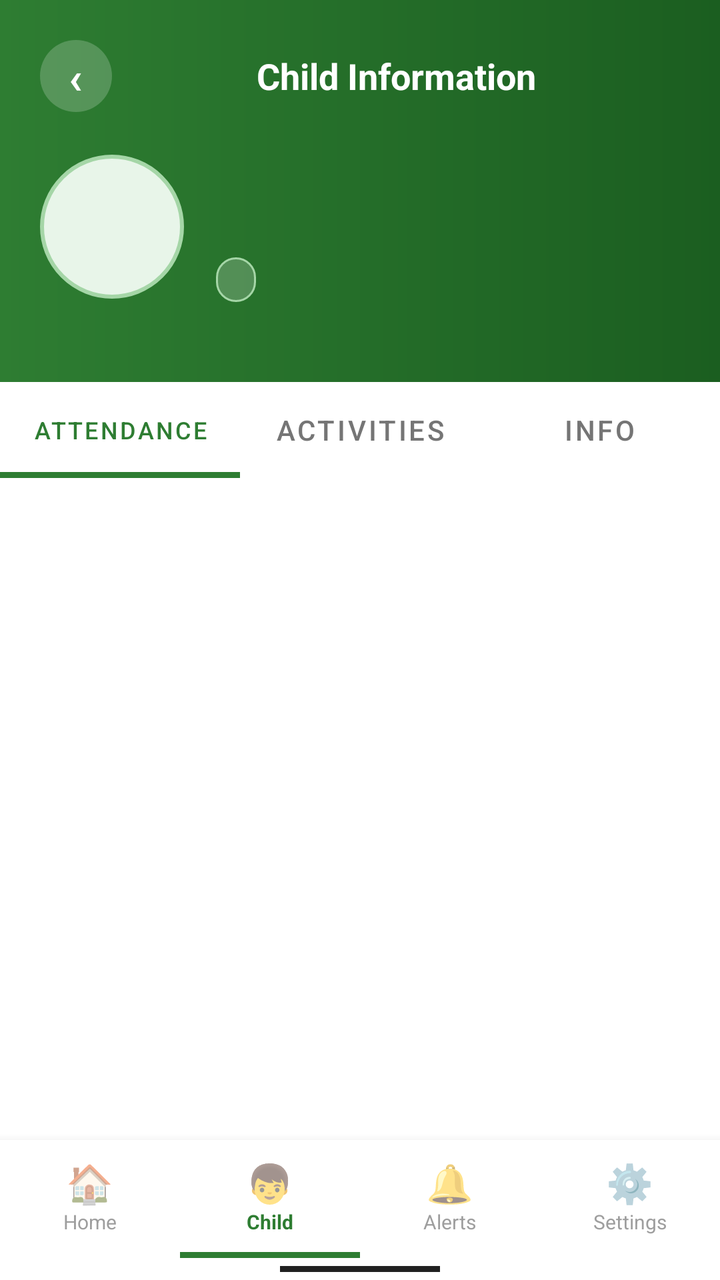
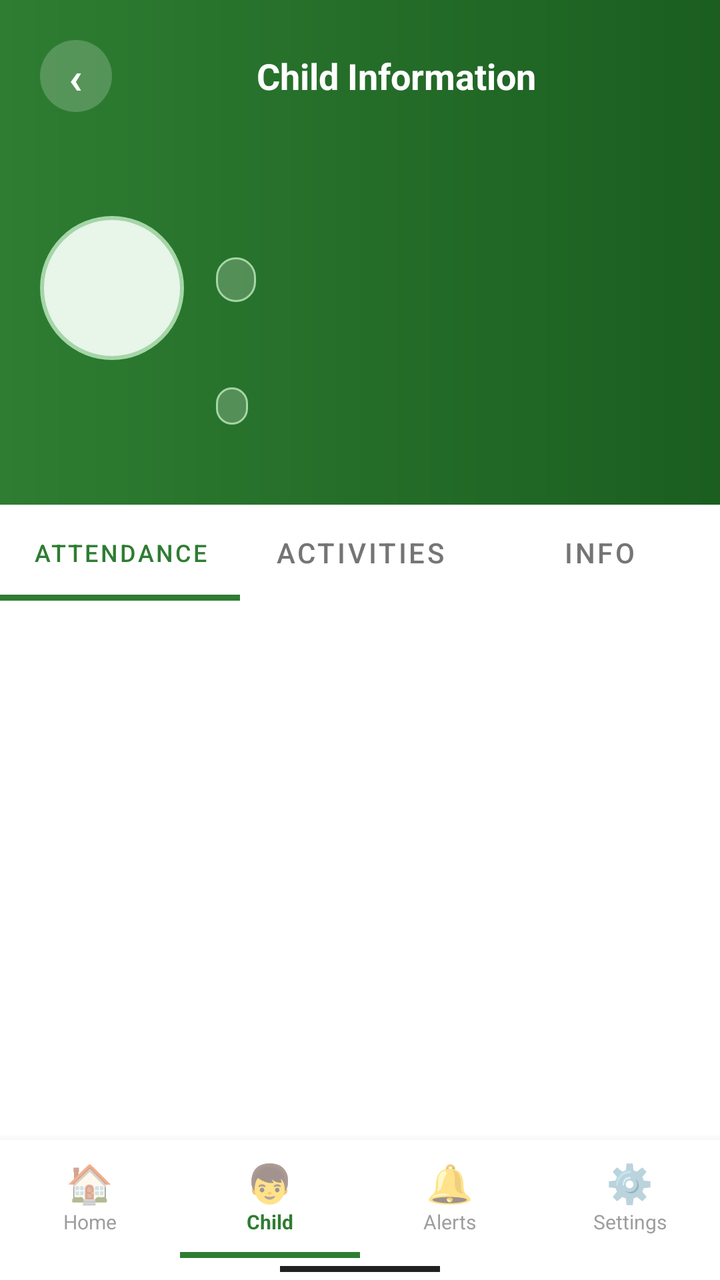

Two renders of the same Android screen: before a commit and after it. Below are the layout's source before the change and the commit's diff.
<!-- AndroidManifest.xml: application theme Theme.AlamadaChildMonitor -->
<!-- res/layout/activity_child_detail.xml -->
<?xml version="1.0" encoding="utf-8"?>
<LinearLayout
    xmlns:android="http://schemas.android.com/apk/res/android"
    xmlns:app="http://schemas.android.com/apk/res-auto"
    android:layout_width="match_parent"
    android:layout_height="match_parent"
    android:orientation="vertical"
    android:background="#F5F5F5">

    
    <LinearLayout
        android:layout_width="match_parent"
        android:layout_height="wrap_content"
        android:background="@drawable/header_green_gradient"
        android:orientation="vertical"
        android:padding="20dp"
        android:paddingTop="36dp"
        android:paddingBottom="0dp">

        
        <LinearLayout
            android:layout_width="match_parent"
            android:layout_height="wrap_content"
            android:orientation="horizontal"
            android:gravity="center_vertical"
            android:layout_marginBottom="20dp">

            <LinearLayout
                android:id="@+id/btn_back"
                android:layout_width="36dp"
                android:layout_height="36dp"
                android:background="@drawable/circle_white_20_bg"
                android:gravity="center"
                android:clickable="true"
                android:focusable="true">
                <TextView
                    android:layout_width="wrap_content"
                    android:layout_height="wrap_content"
                    android:text="‹"
                    android:textColor="#FFFFFF"
                    android:textSize="22sp"
                    android:textStyle="bold"/>
            </LinearLayout>

            <TextView
                android:layout_width="0dp"
                android:layout_height="wrap_content"
                android:layout_weight="1"
                android:text="Child Information"
                android:textColor="#FFFFFF"
                android:textSize="18sp"
                android:textStyle="bold"
                android:gravity="center"/>

            
            <LinearLayout
                android:id="@+id/btn_switch_child"
                android:layout_width="wrap_content"
                android:layout_height="36dp"
                android:background="@drawable/circle_white_20_bg"
                android:gravity="center"
                android:paddingStart="10dp"
                android:paddingEnd="10dp"
                android:clickable="true"
                android:focusable="true"
                android:visibility="gone">
                <TextView
                    android:layout_width="wrap_content"
                    android:layout_height="wrap_content"
                    android:text="Switch"
                    android:textColor="#FFFFFF"
                    android:textSize="11sp"
                    android:textStyle="bold"/>
            </LinearLayout>
        </LinearLayout>

        
        <LinearLayout
            android:layout_width="match_parent"
            android:layout_height="wrap_content"
            android:orientation="horizontal"
            android:gravity="center_vertical"
            android:layout_marginBottom="20dp">

            
            <FrameLayout
                android:layout_width="72dp"
                android:layout_height="72dp"
                android:layout_marginEnd="16dp">

                <ImageView
                    android:id="@+id/iv_photo"
                    android:layout_width="72dp"
                    android:layout_height="72dp"
                    android:background="@drawable/circle_avatar_bg"
                    android:scaleType="centerCrop"
                    android:visibility="gone"/>

                <TextView
                    android:id="@+id/tv_photo_initial"
                    android:layout_width="72dp"
                    android:layout_height="72dp"
                    android:gravity="center"
                    android:background="@drawable/circle_avatar_bg"
                    android:textColor="@color/primary"
                    android:textSize="28sp"
                    android:textStyle="bold"/>
            </FrameLayout>

            
            <LinearLayout
                android:layout_width="0dp"
                android:layout_height="wrap_content"
                android:layout_weight="1"
                android:orientation="vertical">

                <TextView
                    android:id="@+id/tv_name"
                    android:layout_width="wrap_content"
                    android:layout_height="wrap_content"
                    android:textColor="#FFFFFF"
                    android:textSize="20sp"
                    android:textStyle="bold"/>

                <TextView
                    android:id="@+id/tv_age"
                    android:layout_width="wrap_content"
                    android:layout_height="wrap_content"
                    android:textColor="#A5D6A7"
                    android:textSize="13sp"
                    android:layout_marginTop="2dp"/>

                
                <TextView
                    android:id="@+id/tv_diagnosis"
                    android:layout_width="wrap_content"
                    android:layout_height="wrap_content"
                    android:textColor="#E8F5E9"
                    android:textSize="12sp"
                    android:textStyle="bold"
                    android:background="@drawable/badge_outline_white"
                    android:paddingStart="10dp"
                    android:paddingEnd="10dp"
                    android:paddingTop="3dp"
                    android:paddingBottom="3dp"
                    android:layout_marginTop="6dp"/>
            </LinearLayout>
        </LinearLayout>
    </LinearLayout>

    
    <LinearLayout
        android:layout_width="match_parent"
        android:layout_height="0dp"
        android:layout_weight="1"
        android:background="@drawable/rounded_top_white"
        android:orientation="vertical">

        
        <com.google.android.material.tabs.TabLayout
            android:id="@+id/tab_layout"
            android:layout_width="match_parent"
            android:layout_height="wrap_content"
            android:background="#FFFFFF"
            app:tabIndicatorColor="@color/primary"
            app:tabIndicatorHeight="3dp"
            app:tabSelectedTextColor="@color/primary"
            app:tabTextColor="@color/text_secondary"
            app:tabMode="fixed"
            app:elevation="2dp">

            <com.google.android.material.tabs.TabItem
                android:layout_width="wrap_content"
                android:layout_height="wrap_content"
                android:text="Attendance"/>

            <com.google.android.material.tabs.TabItem
                android:layout_width="wrap_content"
                android:layout_height="wrap_content"
                android:text="Activities"/>

            <com.google.android.material.tabs.TabItem
                android:layout_width="wrap_content"
                android:layout_height="wrap_content"
                android:text="Info"/>
        </com.google.android.material.tabs.TabLayout>

        
        <ProgressBar
            android:id="@+id/progress_bar"
            android:layout_width="wrap_content"
            android:layout_height="wrap_content"
            android:layout_gravity="center"
            android:visibility="gone"/>

        
        <androidx.viewpager2.widget.ViewPager2
            android:id="@+id/view_pager"
            android:layout_width="match_parent"
            android:layout_height="0dp"
            android:layout_weight="1"/>

    </LinearLayout>

    
    <LinearLayout android:layout_width="match_parent" android:layout_height="wrap_content"
        android:background="#FFFFFF" android:orientation="vertical" android:elevation="8dp">
        <LinearLayout android:layout_width="match_parent" android:layout_height="56dp"
            android:orientation="horizontal">
            <LinearLayout android:id="@+id/tab_home"
                android:layout_width="0dp" android:layout_height="match_parent" android:layout_weight="1"
                android:orientation="vertical" android:gravity="center"
                android:background="?attr/selectableItemBackgroundBorderless"
                android:clickable="true" android:focusable="true">
                <TextView android:layout_width="wrap_content" android:layout_height="wrap_content"
                    android:text="🏠" android:textSize="19sp" android:gravity="center"/>
                <TextView android:layout_width="wrap_content" android:layout_height="wrap_content"
                    android:text="Home" android:textSize="10sp" android:textColor="#9E9E9E"/>
            </LinearLayout>
            
            <LinearLayout android:layout_width="0dp" android:layout_height="match_parent"
                android:layout_weight="1" android:orientation="vertical" android:gravity="center">
                <TextView android:layout_width="wrap_content" android:layout_height="wrap_content"
                    android:text="👦" android:textSize="19sp" android:gravity="center"/>
                <TextView android:layout_width="wrap_content" android:layout_height="wrap_content"
                    android:text="Child" android:textSize="10sp"
                    android:textColor="@color/primary" android:textStyle="bold"/>
            </LinearLayout>
            <LinearLayout android:id="@+id/tab_notifications"
                android:layout_width="0dp" android:layout_height="match_parent" android:layout_weight="1"
                android:orientation="vertical" android:gravity="center"
                android:background="?attr/selectableItemBackgroundBorderless"
                android:clickable="true" android:focusable="true">
                <TextView android:layout_width="wrap_content" android:layout_height="wrap_content"
                    android:text="🔔" android:textSize="19sp" android:gravity="center"/>
                <TextView android:layout_width="wrap_content" android:layout_height="wrap_content"
                    android:text="Alerts" android:textSize="10sp" android:textColor="#9E9E9E"/>
            </LinearLayout>
            <LinearLayout android:id="@+id/tab_settings"
                android:layout_width="0dp" android:layout_height="match_parent" android:layout_weight="1"
                android:orientation="vertical" android:gravity="center"
                android:background="?attr/selectableItemBackgroundBorderless"
                android:clickable="true" android:focusable="true">
                <TextView android:layout_width="wrap_content" android:layout_height="wrap_content"
                    android:text="⚙️" android:textSize="19sp" android:gravity="center"/>
                <TextView android:layout_width="wrap_content" android:layout_height="wrap_content"
                    android:text="Settings" android:textSize="10sp" android:textColor="#9E9E9E"/>
            </LinearLayout>
        </LinearLayout>
        
        <LinearLayout android:layout_width="match_parent" android:layout_height="wrap_content"
            android:orientation="horizontal">
            <View android:layout_width="0dp" android:layout_height="3dp" android:layout_weight="1"/>
            <View android:layout_width="0dp" android:layout_height="3dp"
                android:layout_weight="1" android:background="@color/primary"/>
            <View android:layout_width="0dp" android:layout_height="3dp" android:layout_weight="1"/>
            <View android:layout_width="0dp" android:layout_height="3dp" android:layout_weight="1"/>
        </LinearLayout>
        <View android:layout_width="80dp" android:layout_height="3dp" android:background="#212121"
            android:layout_gravity="center_horizontal"
            android:layout_marginTop="4dp" android:layout_marginBottom="4dp"/>
    </LinearLayout>

</LinearLayout>
<!-- resources referenced by this layout -->
<resources>
  <color name="primary">         #2E7D32</color>
  <color name="text_secondary">  #757575</color>
  <!-- drawable badge_outline_white (drawable) -->
  <?xml version="1.0" encoding="utf-8"?>
  <shape xmlns:android="http://schemas.android.com/apk/res/android"
      android:shape="rectangle">
      <solid android:color="#33FFFFFF"/>
      <stroke android:width="1dp" android:color="#A5D6A7"/>
      <corners android:radius="20dp"/>
  </shape>
  <!-- drawable circle_avatar_bg (drawable) -->
  <?xml version="1.0" encoding="utf-8"?>
  <shape xmlns:android="http://schemas.android.com/apk/res/android"
      android:shape="oval">
      <solid android:color="#E8F5E9"/>
      <stroke android:width="2dp" android:color="#A5D6A7"/>
  </shape>
  <!-- drawable circle_white_20_bg (drawable) -->
  <?xml version="1.0" encoding="utf-8"?>
  <shape xmlns:android="http://schemas.android.com/apk/res/android"
      android:shape="oval">
      <solid android:color="#33FFFFFF"/>
  </shape>
  <!-- drawable header_green_gradient (drawable) -->
  <?xml version="1.0" encoding="utf-8"?>
  <shape xmlns:android="http://schemas.android.com/apk/res/android"
      android:shape="rectangle">
      <gradient
          android:startColor="#1B5E20"
          android:endColor="#2E7D32"
          android:angle="180"
          android:type="linear"/>
  </shape>
  <!-- drawable rounded_top_white (drawable) -->
  <?xml version="1.0" encoding="utf-8"?>
  <shape xmlns:android="http://schemas.android.com/apk/res/android"
      android:shape="rectangle">
      <solid android:color="#FFFFFF"/>
      <corners
          android:topLeftRadius="24dp"
          android:topRightRadius="24dp"
          android:bottomLeftRadius="0dp"
          android:bottomRightRadius="0dp"/>
  </shape>
  <style name="Theme.AlamadaChildMonitor" parent="Theme.MaterialComponents.DayNight.NoActionBar">
          <item name="colorPrimary">@color/primary</item>
          <item name="colorPrimaryDark">@color/primary_dark</item>
          <item name="colorAccent">@color/accent</item>
          <item name="android:windowBackground">@color/background</item>
          <item name="android:statusBarColor">@color/primary_dark</item>
          <item name="android:navigationBarColor">@color/white</item>
      </style>
  <color name="primary_dark">    #1B5E20</color>
  <color name="accent">          #FF6F00</color>
  <color name="background">      #F5F5F5</color>
  <color name="white">           #FFFFFF</color>
</resources>

<!-- the commit's change to res/layout/activity_child_detail.xml (unified diff, before → after) -->
@@ -144,6 +144,40 @@
                     android:paddingTop="3dp"
                     android:paddingBottom="3dp"
                     android:layout_marginTop="6dp"/>
+
+                
+                <TextView
+                    android:id="@+id/tv_guardian"
+                    android:layout_width="wrap_content"
+                    android:layout_height="wrap_content"
+                    android:textColor="#C8E6C9"
+                    android:textSize="12sp"
+                    android:layout_marginTop="4dp"
+                    android:drawablePadding="4dp"/>
+
+                
+                <TextView
+                    android:id="@+id/tv_contact"
+                    android:layout_width="wrap_content"
+                    android:layout_height="wrap_content"
+                    android:textColor="#A5D6A7"
+                    android:textSize="12sp"
+                    android:layout_marginTop="2dp"/>
+
+                
+                <TextView
+                    android:id="@+id/tv_status"
+                    android:layout_width="wrap_content"
+                    android:layout_height="wrap_content"
+                    android:textColor="#FFFFFF"
+                    android:textSize="11sp"
+                    android:textStyle="bold"
+                    android:background="@drawable/badge_outline_white"
+                    android:paddingStart="8dp"
+                    android:paddingEnd="8dp"
+                    android:paddingTop="2dp"
+                    android:paddingBottom="2dp"
+                    android:layout_marginTop="4dp"/>
             </LinearLayout>
         </LinearLayout>
     </LinearLayout>
